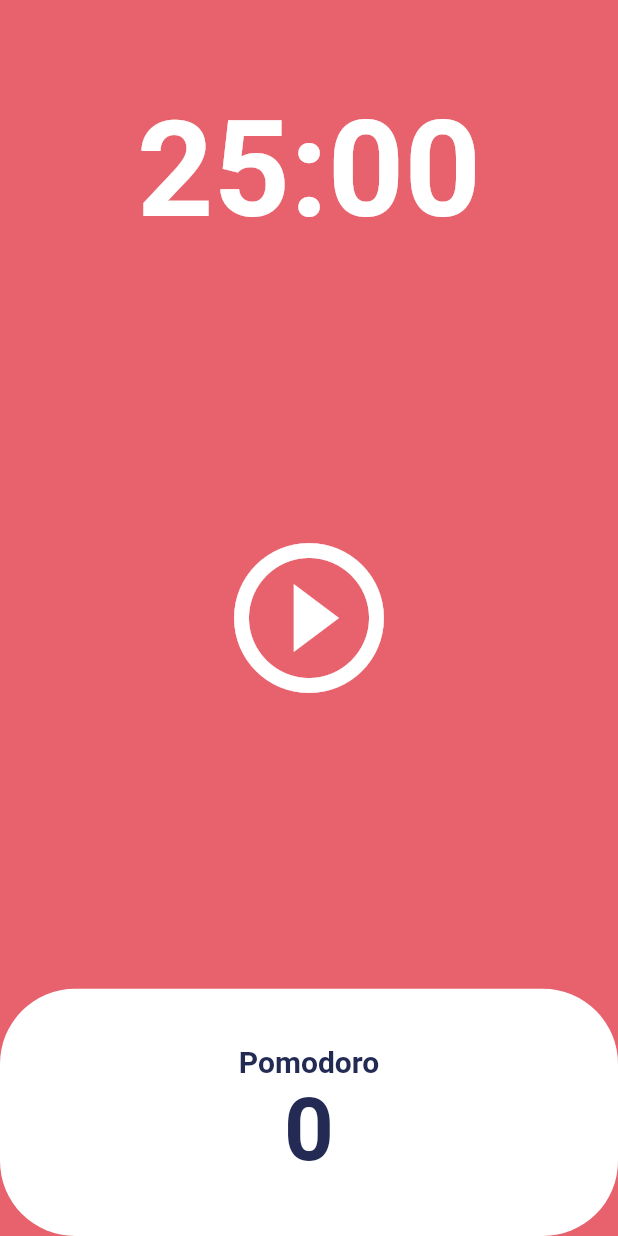
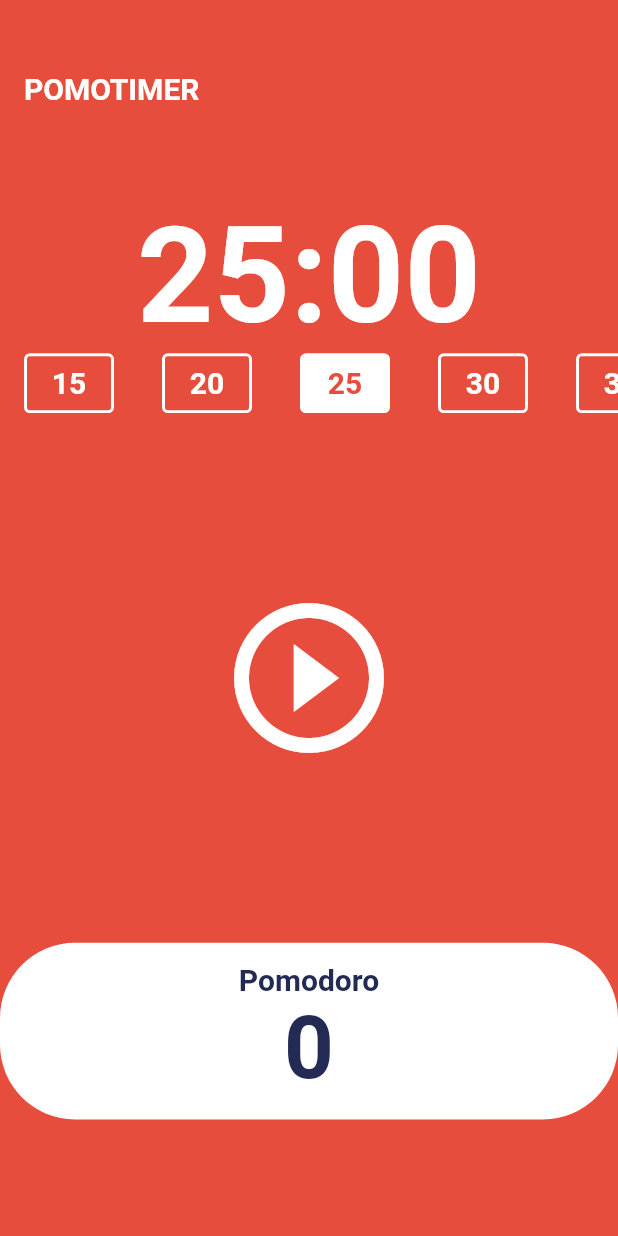
Before and after one commit to flowkater/toonflix, a Flutter app: the screen it shows after launch, on a phone screen of 412 x 824 dp. Run offline on Flutter 3.47's test engine with Material 2 defaults, Android fonts, the phone set to English and light mode, and no system bars.

Commit message:
POMOTIMER WIP

```diff
--- a/lib/app.dart
+++ b/lib/app.dart
@@ -16,7 +16,7 @@ class App extends StatelessWidget {
           ),
         ),
         colorScheme: theme.colorScheme.copyWith(
-          background: const Color(0xFFE7626C),
+          background: const Color(0xFFE64D3D),
         ),
       ),
       home: const HomeScreen(),
--- a/lib/screens/home_screen.dart
+++ b/lib/screens/home_screen.dart
@@ -16,10 +16,11 @@ class HomeScreen extends StatefulWidget {
 }
 
 class _HomeScreenState extends State<HomeScreen> {
-  static const twentyFiveMinutes = 1500;
-  int totalSeconds = twentyFiveMinutes;
+  static const timeRange = [15 * 60, 20 * 60, 25 * 60, 30 * 60, 35 * 60];
+  int timeRangeIndex = 2;
   bool isRunning = false;
   int totalPomodoros = 0;
+  late int totalSeconds = timeRange[timeRangeIndex];
   late Timer timer;
 
   void onTick(Timer timer) {
@@ -27,7 +28,7 @@ class _HomeScreenState extends State<HomeScreen> {
       setState(() {
         totalPomodoros = totalPomodoros + 1;
         isRunning = false;
-        totalSeconds = twentyFiveMinutes;
+        totalSeconds = timeRange[timeRangeIndex];
       });
       timer.cancel();
     } else {
@@ -56,6 +57,24 @@ class _HomeScreenState extends State<HomeScreen> {
     });
   }
 
+  void onResetPressed() {
+    timer.cancel();
+
+    setState(() {
+      isRunning = false;
+      totalSeconds = timeRange[timeRangeIndex];
+    });
+  }
+
+  void onSelectedTimeRange(int index) {
+    timer.cancel();
+
+    setState(() {
+      timeRangeIndex = index;
+      totalSeconds = timeRange[timeRangeIndex];
+    });
+  }
+
   String format(int seconds) {
     final duration = Duration(seconds: seconds);
     return duration.toString().split(".").first.substring(2, 7);
@@ -69,6 +88,23 @@ class _HomeScreenState extends State<HomeScreen> {
         children: [
           Flexible(
             flex: 1,
+            child: Padding(
+              padding: const EdgeInsets.symmetric(horizontal: 16.0),
+              child: Container(
+                alignment: Alignment.centerLeft,
+                child: Text(
+                  'POMOTIMER',
+                  style: TextStyle(
+                    color: Theme.of(context).cardColor,
+                    fontSize: 20,
+                    fontWeight: FontWeight.w600,
+                  ),
+                ),
+              ),
+            ),
+          ),
+          Flexible(
+            flex: 1,
             child: Container(
               alignment: Alignment.bottomCenter,
               child: Text(
@@ -78,6 +114,49 @@ class _HomeScreenState extends State<HomeScreen> {
                   fontSize: 89,
                   fontWeight: FontWeight.w600,
                 ),
+              ),
+            ),
+          ),
+          Flexible(
+            flex: 1,
+            child: SizedBox(
+              height: 40,
+              child: ListView.builder(
+                scrollDirection: Axis.horizontal,
+                itemCount: timeRange.length,
+                itemBuilder: ((context, index) {
+                  return Padding(
+                    padding: const EdgeInsets.symmetric(horizontal: 16.0),
+                    child: GestureDetector(
+                      onTap: () => onSelectedTimeRange(index),
+                      child: Container(
+                        width: 60,
+                        decoration: BoxDecoration(
+                          color: index == timeRangeIndex
+                              ? Theme.of(context).cardColor
+                              : null,
+                          border: Border.all(
+                            color: Theme.of(context).cardColor,
+                            width: 2,
+                          ),
+                          borderRadius: BorderRadius.circular(4),
+                        ),
+                        child: Center(
+                          child: Text(
+                            '${timeRange[index] ~/ 60}',
+                            style: TextStyle(
+                              color: index == timeRangeIndex
+                                  ? Theme.of(context).colorScheme.background
+                                  : Theme.of(context).cardColor,
+                              fontSize: 20,
+                              fontWeight: FontWeight.w600,
+                            ),
+                          ),
+                        ),
+                      ),
+                    ),
+                  );
+                }),
               ),
             ),
           ),
```
